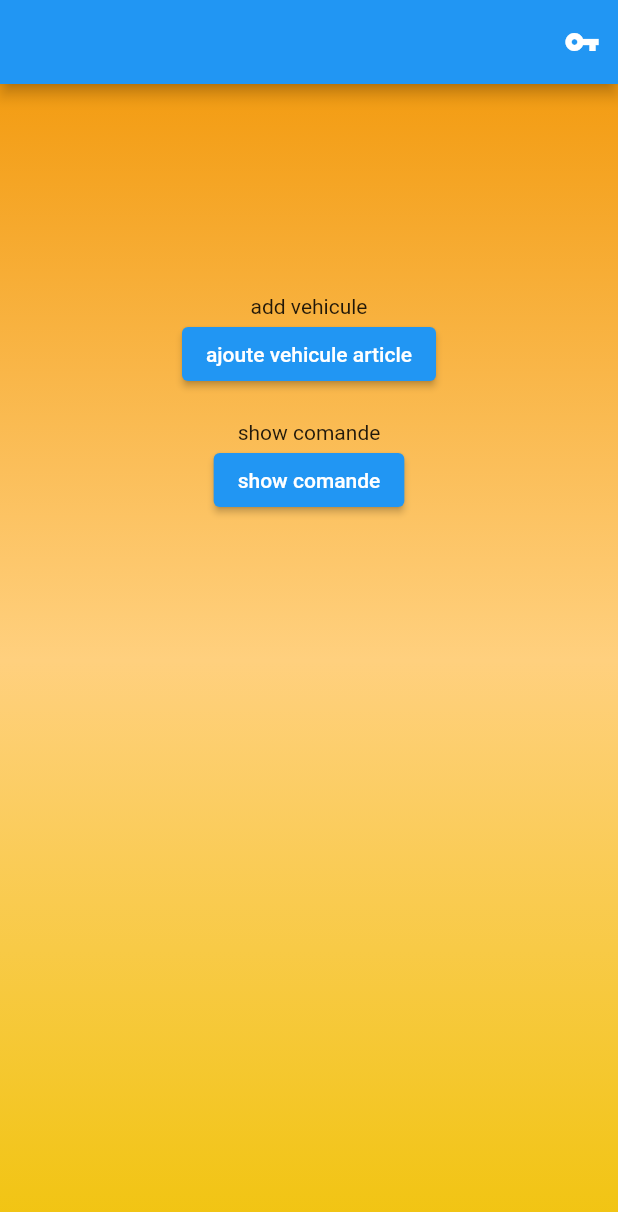
After one commit to jilani-messaoud/movup_project_pfa, a Flutter app: the livreur_screen screen opened directly, on a phone screen of 412 x 824 dp. The commit adds this screen. Shown: the top 1212 px of the screen. Run offline on Flutter 3.47's test engine with Material 2 defaults, Android fonts, the phone set to English and light mode, and no system bars; our stand-ins replace cloud_firestore, file_picker, firebase_auth, firebase_core, firebase_storage, image_picker; accounts and stored records are empty; network calls fail.

Commit message:
add update

```diff
--- /dev/null
+++ b/lib/Screens/Livrer_screen.dart
@@ -0,0 +1,81 @@
+import 'package:firebase_auth/firebase_auth.dart';
+import 'package:flutter/cupertino.dart';
+import 'package:flutter/material.dart';
+import 'package:movup/Screens/AddVehicule.dart';
+import 'package:movup/Screens/commande_livreur.dart';
+import 'package:movup/Screens/signin_screen.dart';
+import 'package:movup/Utils/color_utils.dart';
+
+class livreur_screen extends StatelessWidget {
+  const livreur_screen({Key? key}) : super(key: key);
+
+  @override
+  Widget build(BuildContext context) {
+    return Scaffold(
+      appBar: AppBar(
+        automaticallyImplyLeading: false,
+        title: Text(FirebaseAuth.instance.currentUser!.displayName.toString()),
+        actions: [
+          new IconButton(onPressed:(){
+            FirebaseAuth.instance.signOut().then((value) {
+              Navigator.push(context, MaterialPageRoute(builder: (context)=> SignInScreen()) );
+            });
+
+          }
+              , icon: Icon(Icons.vpn_key)
+
+
+          ),
+        ],
+      ),
+      body: Container(
+        width: MediaQuery.of(context).size.width,
+        height: MediaQuery.of(context).size.height,
+        decoration: BoxDecoration(
+            gradient: LinearGradient(colors: [
+              hexStringToColor("F39C12"),
+              hexStringToColor("FFD07E"),
+              hexStringToColor("F1C40F")
+            ], begin: Alignment.topCenter, end: Alignment.bottomCenter)),
+          child: SingleChildScrollView(
+            child: Padding(
+              padding: EdgeInsets.fromLTRB(20, 120, 20, 0),
+              child: Column(
+                children: <Widget>[
+
+                const SizedBox(
+                height: 20,
+              ),
+              Text("add vehicule"),
+              ElevatedButton(
+                  onPressed: () {
+                    Navigator.push(
+                        context,
+                        MaterialPageRoute(
+                            builder: (context) => add_vehicull()));
+                  },
+                  child: Text('ajoute vehicule article')),
+                  const SizedBox(
+                    height: 20,
+                  ),
+                  Text("show comande"),
+                  ElevatedButton(
+                      onPressed: () {
+                        Navigator.push(
+                            context,
+                            MaterialPageRoute(
+                                builder: (context) => commande_livreur()));
+                      },
+                      child: Text('show comande')),
+
+                ],
+              ),
+            ),
+          ),
+
+
+
+      ),
+    );
+  }
+}
--- a/lib/Screens/Vendeur_produit_screen.dart
+++ b/lib/Screens/Vendeur_produit_screen.dart
@@ -1,11 +1,9 @@
 import 'package:cloud_firestore/cloud_firestore.dart';
 import 'package:firebase_auth/firebase_auth.dart';
 import 'package:flutter/material.dart';
-import 'package:movup/Services/storage_services.dart' as storage;
-
+import 'package:movup/Screens/signin_screen.dart';
 import 'package:movup/Services/storage_services.dart';
 import 'package:movup/Utils/color_utils.dart';
-import 'package:movup/article_data.dart';
 
 class vendeur_screen_produit extends StatelessWidget {
   final Stream<QuerySnapshot> articles =
@@ -19,15 +17,27 @@ class vendeur_screen_produit extends StatelessWidget {
     return Scaffold(
       appBar: AppBar(
         title: Text(FirebaseAuth.instance.currentUser!.displayName.toString()),
+        actions: [
+          new IconButton(onPressed:(){
+            FirebaseAuth.instance.signOut().then((value) {
+
+              Navigator.push(context, MaterialPageRoute(builder: (context)=> SignInScreen()) );
+            });
+
+          }
+              , icon: Icon(Icons.vpn_key)
+
+          ),
+        ],
       ),
       body: Container(
         width: MediaQuery.of(context).size.width,
         height: MediaQuery.of(context).size.height,
         decoration: BoxDecoration(
             gradient: LinearGradient(colors: [
-          hexStringToColor("CB2B93"),
-          hexStringToColor("9546C4"),
-          hexStringToColor("5E61F4")
+              hexStringToColor("F39C12"),
+              hexStringToColor("FFD07E"),
+              hexStringToColor("F1C40F")
         ], begin: Alignment.topCenter, end: Alignment.bottomCenter)),
         child: StreamBuilder<QuerySnapshot>(
           stream: ref.snapshots(),
@@ -52,9 +62,13 @@ class vendeur_screen_produit extends StatelessWidget {
                         20, MediaQuery.of(context).size.height * 0.2, 20, 0),
                     child: Column(
                       children: <Widget>[
+                        Text("Nom d'article", style: TextStyle(color: Colors.black54,fontSize: 18)),
                         Text(datauser.docs[index]["Nom"].toString()),
+                        Text("Reference d'article", style: TextStyle(color: Colors.black54,fontSize: 18)),
                         Text(datauser.docs[index]["Reference"].toString()),
+                        Text("categorie d'article", style: TextStyle(color: Colors.black54,fontSize: 18)),
                         Text(datauser.docs[index]["categorie"].toString()),
+                        Text("quantite d'article", style: TextStyle(color: Colors.black54,fontSize: 18)),
                         Text(datauser.docs[index]["quantite"].toString()),
                         FutureBuilder(
                             future: storage
--- a/lib/Screens/home_screen.dart
+++ b/lib/Screens/home_screen.dart
@@ -1,6 +1,7 @@
 import 'package:cloud_firestore/cloud_firestore.dart';
 import 'package:firebase_auth/firebase_auth.dart';
 import 'package:flutter/material.dart';
+import 'package:movup/Screens/Livrer_screen.dart';
 import 'package:movup/Screens/cliennt_screen.dart';
 import 'package:movup/Screens/signin_screen.dart';
 import 'package:cloud_firestore/cloud_firestore.dart';
@@ -38,7 +39,7 @@ class _HomeScreenState extends State<HomeScreen> {
         } else if (datauser.docs[0]["role"] == 'client') {
           return client_screen();
         } else
-          return client_screen();
+          return livreur_screen();
         /*return ListView.builder(
                   itemCount: datauser.size,
                   itemBuilder: (context, index){
```
Also changed, not shown: lib/Screens/AddVehicule.dart (added, +105 -0 lines), lib/Screens/Ajout_article_vendeur.dart (+24 -1 lines), lib/Screens/cliennt_screen.dart (+96 -30 lines), lib/Screens/commande_livreur.dart (added, +102 -0 lines), lib/Screens/signin_screen.dart (+11 -3 lines), lib/Screens/vendeur_screen.dart (+15 -0 lines).
